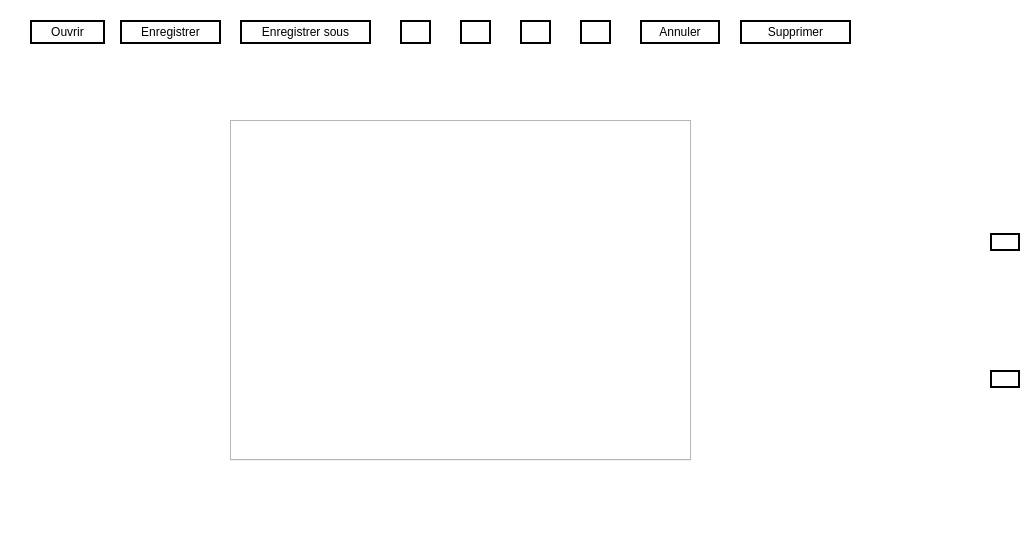
NesrineGhannay/ImagEdit, file imagedit.ui: the form before one commit.
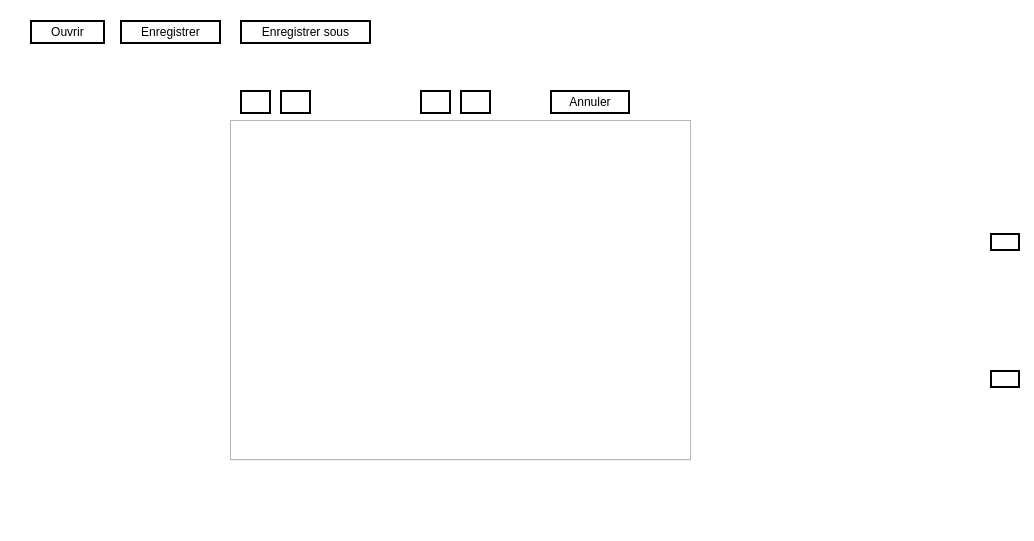
The form after the commit. Icons and pictures are not drawn.

Commit message: résolution probleme double onglet, bouton supprimé et zoom en cours

Diff of the .ui file:
```diff
--- a/imagedit.ui
+++ b/imagedit.ui
@@ -95,34 +95,11 @@
       <normaloff>:/saveAs.png</normaloff>:/saveAs.png</iconset>
     </property>
    </widget>
-   <widget class="QPushButton" name="delete_2">
-    <property name="geometry">
-     <rect>
-      <x>740</x>
-      <y>20</y>
-      <width>111</width>
-      <height>24</height>
-     </rect>
-    </property>
-    <property name="focusPolicy">
-     <enum>Qt::ClickFocus</enum>
-    </property>
-    <property name="styleSheet">
-     <string notr="true">border: 2px solid black;</string>
-    </property>
-    <property name="text">
-     <string>Supprimer</string>
-    </property>
-    <property name="icon">
-     <iconset resource="Ressources.qrc">
-      <normaloff>:/suppr.png</normaloff>:/suppr.png</iconset>
-    </property>
-   </widget>
    <widget class="QPushButton" name="pushButton">
     <property name="geometry">
      <rect>
-      <x>400</x>
-      <y>20</y>
+      <x>240</x>
+      <y>90</y>
       <width>31</width>
       <height>24</height>
      </rect>
@@ -141,8 +118,8 @@
    <widget class="QPushButton" name="pushButton_2">
     <property name="geometry">
      <rect>
-      <x>460</x>
-      <y>20</y>
+      <x>280</x>
+      <y>90</y>
       <width>31</width>
       <height>24</height>
      </rect>
@@ -161,28 +138,8 @@
    <widget class="QPushButton" name="pushButton_3">
     <property name="geometry">
      <rect>
-      <x>520</x>
-      <y>20</y>
-      <width>31</width>
-      <height>24</height>
-     </rect>
-    </property>
-    <property name="styleSheet">
-     <string notr="true">border: 2px solid black;</string>
-    </property>
-    <property name="text">
-     <string/>
-    </property>
-    <property name="icon">
-     <iconset resource="Ressources.qrc">
-      <normaloff>:/plus.png</normaloff>:/plus.png</iconset>
-    </property>
-   </widget>
-   <widget class="QPushButton" name="pushButton_4">
-    <property name="geometry">
-     <rect>
-      <x>580</x>
-      <y>20</y>
+      <x>460</x>
+      <y>90</y>
       <width>31</width>
       <height>24</height>
      </rect>
@@ -201,8 +158,8 @@
    <widget class="QPushButton" name="pushButton_5">
     <property name="geometry">
      <rect>
-      <x>640</x>
-      <y>20</y>
+      <x>550</x>
+      <y>90</y>
       <width>80</width>
       <height>24</height>
      </rect>
@@ -274,8 +231,8 @@
    <widget class="QLabel" name="label">
     <property name="geometry">
      <rect>
-      <x>880</x>
-      <y>10</y>
+      <x>840</x>
+      <y>20</y>
       <width>151</width>
       <height>91</height>
      </rect>
@@ -304,6 +261,26 @@
     </property>
     <layout class="QGridLayout" name="gridLayout"/>
    </widget>
+   <widget class="QPushButton" name="plus">
+    <property name="geometry">
+     <rect>
+      <x>420</x>
+      <y>90</y>
+      <width>31</width>
+      <height>24</height>
+     </rect>
+    </property>
+    <property name="styleSheet">
+     <string notr="true">border: 2px solid black;</string>
+    </property>
+    <property name="text">
+     <string/>
+    </property>
+    <property name="icon">
+     <iconset resource="Ressources.qrc">
+      <normaloff>:/plus.png</normaloff>:/plus.png</iconset>
+    </property>
+   </widget>
   </widget>
  </widget>
  <resources>
```
Left out of the diff: 6 changed lines with no effect on the pictures. The commit also changes 6 other files.
